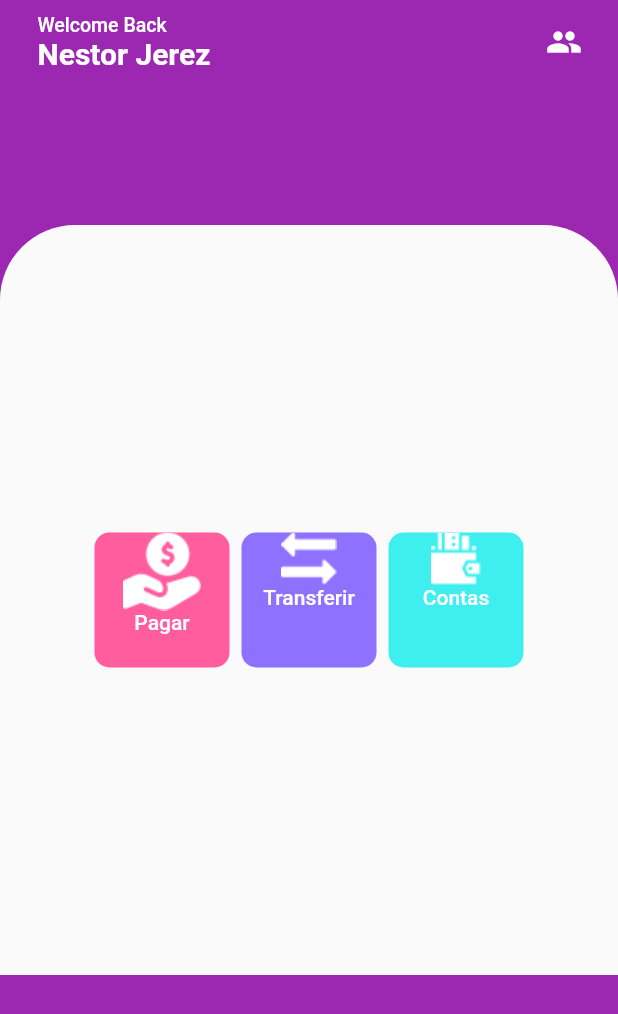
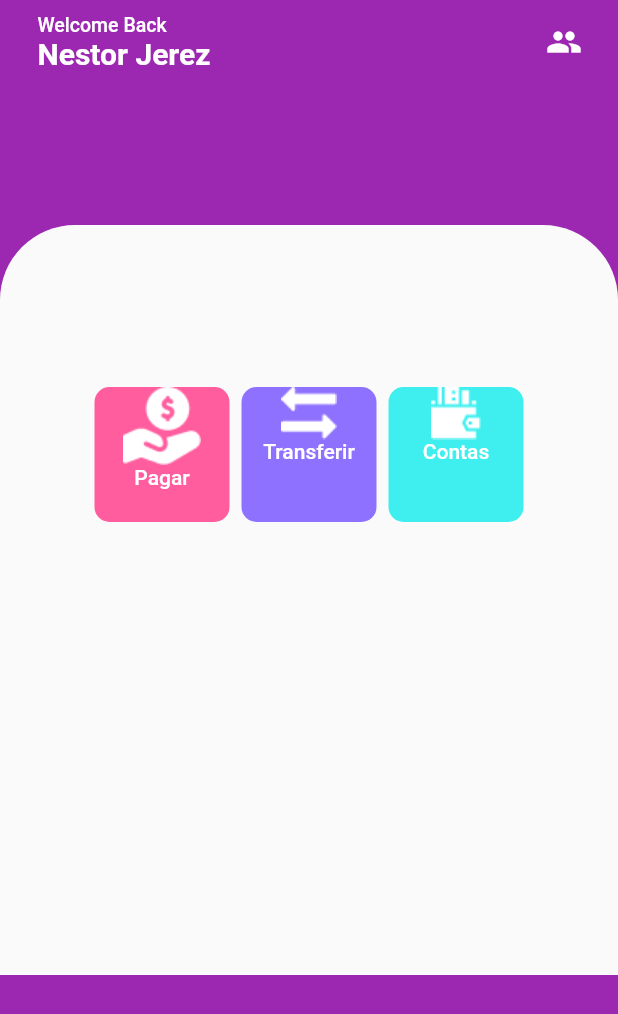
Before and after one commit to derek-alves/Bank-Wallet-Flutter, a Flutter app: the screen it shows after launch, on a phone screen of 412 x 824 dp. Shown: the top 1014 px of the screen. Run offline on Flutter 3.47's test engine with Material 2 defaults, Android fonts, the phone set to English and light mode, and no system bars.

Commit message:
ajuste do posicionamento dos botões na tela

```diff
--- a/lib/components/ButtonBig.dart
+++ b/lib/components/ButtonBig.dart
@@ -10,8 +10,7 @@ class ButtonBig extends StatelessWidget {
   @override
   Widget build(BuildContext context) {
     // ButtonBig({this.icon, this.title});
-    return Center(
-      child: Container(
+    return Container(
       width: 90,
       height: 90,
       child: FlatButton(
@@ -34,7 +33,6 @@ class ButtonBig extends StatelessWidget {
         color: color,
         borderRadius: BorderRadius.circular(10),
       ),
-      ),
     );
   }
 }
--- a/lib/main.dart
+++ b/lib/main.dart
@@ -73,7 +73,13 @@ class Home extends StatelessWidget {
                       topRight: Radius.circular(50),
                     ),
                   ),
-                  child: MainButtonsBar(),
+                  child: Align(
+                    alignment: Alignment.topCenter,
+                    child: Container(
+                      margin: EdgeInsets.only(top: 100),
+                      child: MainButtonsBar(),
+                    ),
+                  ),
                 ),
               ),
             ],
```
Lines whose indentation alone changed are shown as unchanged.
